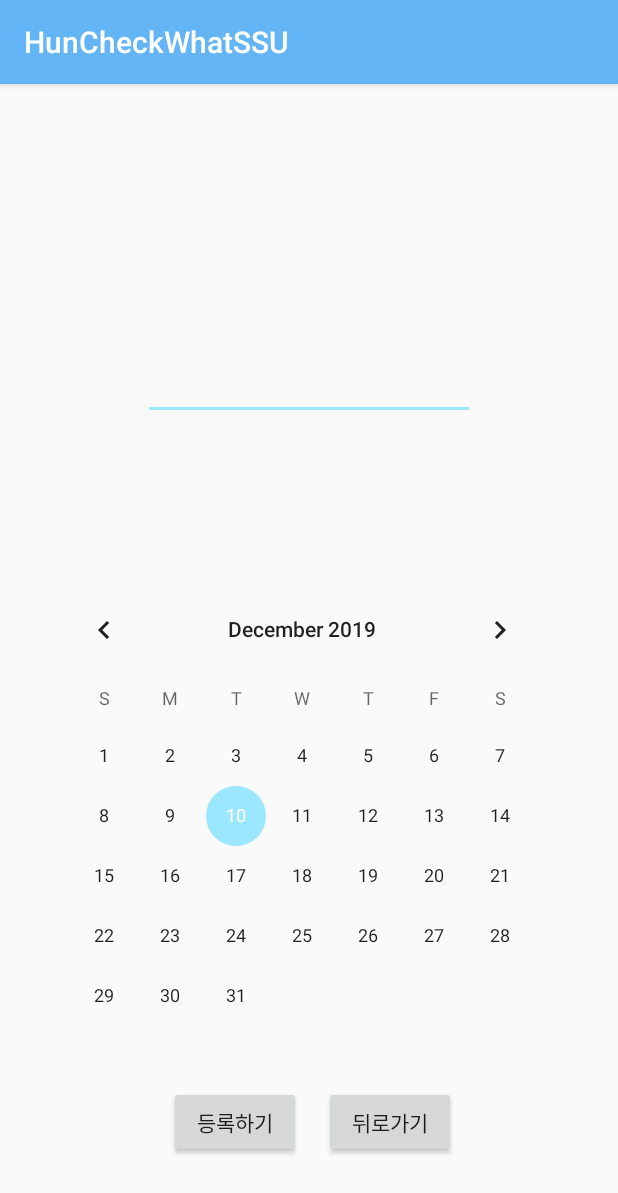
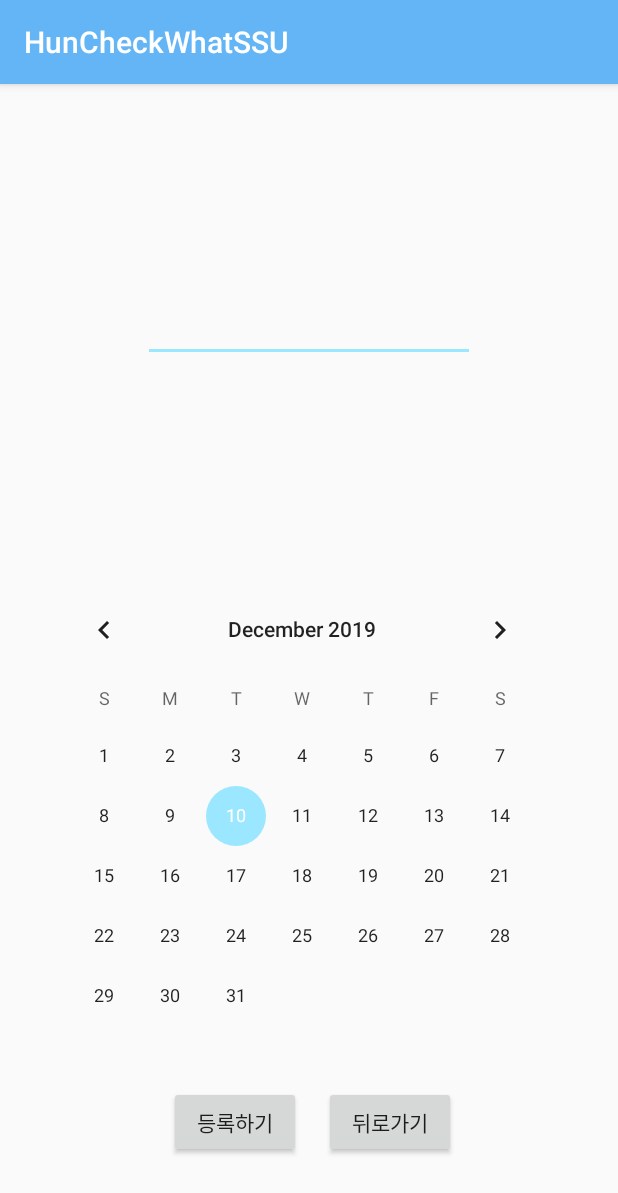
Before and after one commit to cpm0722/HunCheckWhatSSU, an Android app: the SelectDate screen opened directly, with no data from a screen before it, on a phone screen of 412 x 824 dp. Shown: the top 1193 px of the screen. Run offline under Robolectric (Android 15) with nearby library versions, the phone set to English and light mode, and no system bars.

Commit message:
selectdate

```diff
--- a/HunCheckWhatSSU/app/src/main/java/ssu/ssu/huncheckwhatssu/RecyclerViewTradeAdapter_Trade.java
+++ b/HunCheckWhatSSU/app/src/main/java/ssu/ssu/huncheckwhatssu/RecyclerViewTradeAdapter_Trade.java
@@ -251,8 +251,9 @@ public class RecyclerViewTradeAdapter_Trade extends RecyclerView.Adapter<Recycle
 
                             Toast toast = Toast.makeText(context, "Date! " , Toast.LENGTH_SHORT);
                             toast.show();
-
-                            context.startActivity(new Intent(context,SelectDate.class));
+                            Intent intent=new Intent(context,SelectDate.class);
+                            intent.putExtra("ToputDate",trade);
+                            context.startActivity(intent);
 
                         }
 
--- a/HunCheckWhatSSU/app/src/main/java/ssu/ssu/huncheckwhatssu/SelectDate.java
+++ b/HunCheckWhatSSU/app/src/main/java/ssu/ssu/huncheckwhatssu/SelectDate.java
@@ -1,24 +1,64 @@
 package ssu.ssu.huncheckwhatssu;
 
+import androidx.annotation.NonNull;
 import androidx.appcompat.app.AppCompatActivity;
 
+import android.content.Intent;
 import android.os.Bundle;
 import android.view.View;
 import android.widget.Button;
+import android.widget.CalendarView;
+import android.widget.EditText;
+import android.widget.TextView;
 import android.widget.Toast;
+
+import ssu.ssu.huncheckwhatssu.utilClass.Trade;
 
 import static android.widget.Toast.LENGTH_SHORT;
 
-public class SelectDate extends AppCompatActivity {
-
-
+public class SelectDate extends AppCompatActivity{
+    Button back;
+    Button selectdate;
+    EditText editText;
+    Trade trade;
+    CalendarView calendarView;
     @Override
     protected void onCreate(Bundle savedInstanceState) {
         super.onCreate(savedInstanceState);
-        Button back=(Button)findViewById(R.id.notselectdate);
-        Button selctdate=(Button)findViewById(R.id.selectdate);
+        setContentView(R.layout.activity_select_date);
+        back=(Button)findViewById(R.id.notselectdate);
+        selectdate=(Button)findViewById(R.id.selectdate);
+        editText=(EditText)findViewById(R.id.editText);
+        calendarView=(CalendarView)findViewById(R.id.calendarView);
+        calendarView.setOnDateChangeListener(new CalendarView.OnDateChangeListener() {
+            @Override
+            public void onSelectedDayChange(@NonNull CalendarView calendarView, int year, int month, int dayOfMonth) {
+                String date = year + "/" + (month + 1) + "/" + dayOfMonth;
+                editText.setText(date); // 선택한 날짜로 설정
+            }
+        });
 
-        setContentView(R.layout.activity_select_date);
+
+        Intent intent=getIntent();
+        trade=intent.getParcelableExtra("ToputDate");
+       back.setOnClickListener(new View.OnClickListener(){
+           @Override
+           public void onClick(View view) {
+                finish();
+           }
+       });
+        selectdate.setOnClickListener(new View.OnClickListener(){
+            @Override
+            public void onClick(View view) {
+
+                trade.setTradeDate("190211");
+                Intent intent=new Intent();
+                intent.putExtra("Trade",trade);
+                /*firebase에 올려야함*/
+                finish();
+            }
+        });
     }
 
+
 }
--- a/HunCheckWhatSSU/app/src/main/res/layout/activity_select_date.xml
+++ b/HunCheckWhatSSU/app/src/main/res/layout/activity_select_date.xml
@@ -9,10 +9,9 @@
     <EditText
         android:id="@+id/editText"
         android:layout_width="221dp"
-        android:layout_height="27dp"
+        android:layout_height="50dp"
         android:layout_marginStart="40dp"
         android:layout_marginLeft="40dp"
-        android:layout_marginTop="100dp"
         android:layout_marginEnd="40dp"
         android:layout_marginRight="40dp"
         android:layout_marginBottom="10dp"
```
